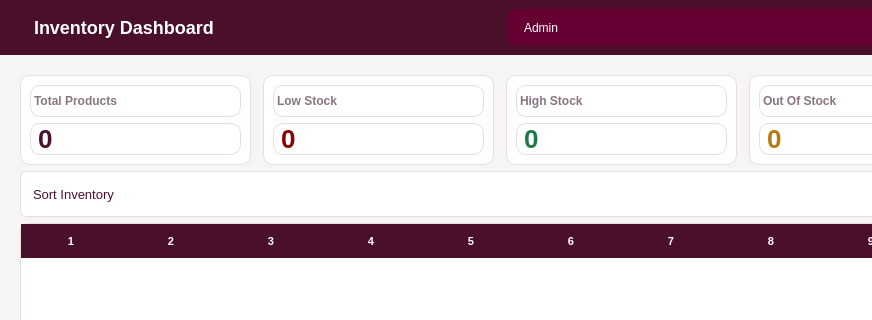
First picture: the form in ui/inventory.ui, repository kriitikat/Sajilo-Bazarr, before the edit; both pictures show x 0 to 872 and y 0 to 320 of the 1000 by 650 pixel window.
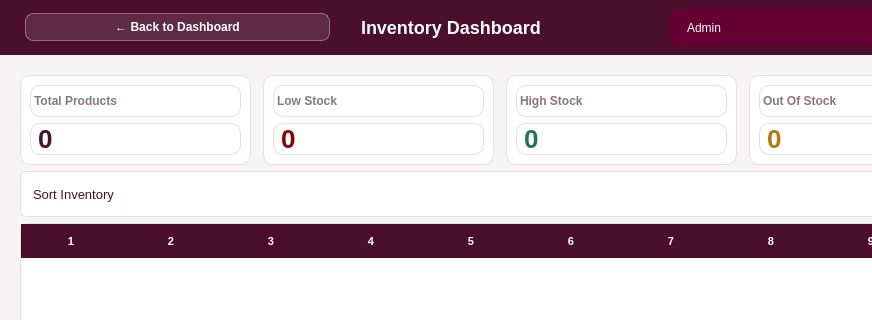
Second picture: the form after the edit.

Commit message: Made baseclass for back to dashboard feature to all pages in admindashboard

The edit to the form file:
```diff
--- a/ui/inventory.ui
+++ b/ui/inventory.ui
@@ -19,6 +19,15 @@
       <property name="minimumSize"><size><width>0</width><height>55</height></size></property>
       <property name="maximumSize"><size><width>16777215</width><height>55</height></size></property>
       <layout class="QHBoxLayout">
+       <item>
+        <widget class="QPushButton" name="btnBackToDashboard">
+         <property name="cursor">
+          <cursorShape>PointingHandCursor</cursorShape>
+         </property>
+         <property name="styleSheet"><string>QPushButton { background-color: rgba(255,255,255,0.12); color: #FFFFFF; border: 1px solid rgba(255,255,255,0.35); border-radius: 8px; padding: 6px 14px; font-size: 12px; font-weight: bold; margin-left: 16px; } QPushButton:hover { background-color: rgba(255,255,255,0.22); }</string></property>
+         <property name="text"><string>← Back to Dashboard</string></property>
+        </widget>
+       </item>
        <item>
         <widget class="QLabel" name="pageTitle">
          <property name="text"><string>Inventory Dashboard</string></property>
```
The commit also changes 17 other files.
